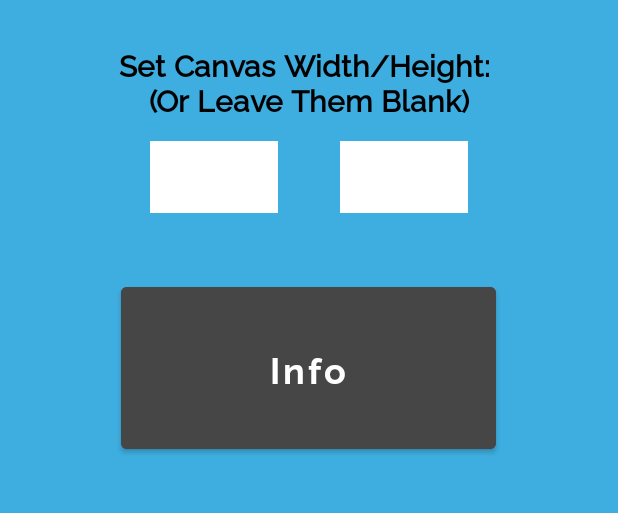
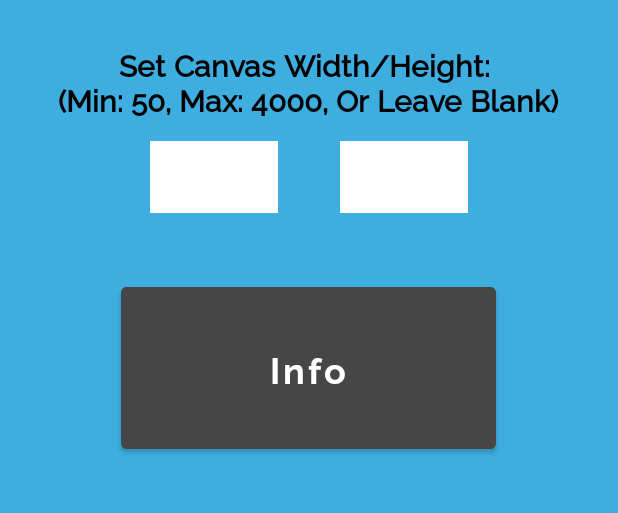
Before and after one commit to danielvnguyen/SketchApp, an Android app: the screen it shows after launch (MainMenu), on a phone screen of 412 x 824 dp, the part 594-1107 px from its top. Run offline under Robolectric (Android 15) with nearby library versions, the phone set to English and light mode, and no system bars; Roboto replaces fonts that are not available here.

Commit message:
adjusted strings; cleaned up code quality

```diff
--- a/app/src/main/java/com/example/sketchapp/model/Stroke.java
+++ b/app/src/main/java/com/example/sketchapp/model/Stroke.java
@@ -4,7 +4,8 @@ import android.graphics.Path;
 
 /**
  * This class handles the characteristics of the user's
- * paint brush strokes.
+ * paint brush strokes. Data includes stroke width,
+ * stroke colour, and if it is an eraser or not.
  */
 public class Stroke {
 
--- a/app/src/main/java/com/example/sketchapp/ui/MainMenu.java
+++ b/app/src/main/java/com/example/sketchapp/ui/MainMenu.java
@@ -34,7 +34,6 @@ public class MainMenu extends AppCompatActivity {
         setUpButtons();
     }
 
-    //Constraints: Not too big or small, not 1 empty. Need both empty or both filled.
     private boolean validateInput(TextView width, TextView height) {
         String widthString = width.getText().toString();
         String heightString = height.getText().toString();
--- a/app/src/main/java/com/example/sketchapp/ui/WelcomeScreen.java
+++ b/app/src/main/java/com/example/sketchapp/ui/WelcomeScreen.java
@@ -24,16 +24,11 @@ public class WelcomeScreen extends AppCompatActivity {
         if (getSupportActionBar() != null) getSupportActionBar().hide();
 
         setUpSkipBtn();
-        setUpAnimation();
 
         fadeIn(findViewById(R.id.welcome_screen_title));
         fadeIn(findViewById(R.id.welcome_screen_author));
         Handler loadingHandler = new Handler();
         loadingHandler.postDelayed(this::startMainMenu, 4000);
-    }
-
-    private void setUpAnimation() {
-
     }
 
     private void setUpSkipBtn() {
--- a/app/src/main/res/values/strings.xml
+++ b/app/src/main/res/values/strings.xml
@@ -13,7 +13,7 @@
     <string name="bucket">Paint Bucket</string>
     <string name="clear">Clear Screen</string>
     <string name="about_app_info">SketchApp is a sketching and/or drawing Android application.
-        The tools that you can use and interact with are buttons such as undo,
+        The tools that you can use and interact with are buttons such as undo, redo, zoom/drag,
         save, change stroke colour, change stroke size, erase, change canvas colour, resizing canvas,
         and clear the canvas. The application saves the drawing into the Gallery,
         where you can delete, edit, or save the drawing to your phone. Have fun sketching!
@@ -34,7 +34,7 @@
     <string name="redo">Redo</string>
     <string name="hide">Hide</string>
     <string name="show">Show</string>
-    <string name="choose_width_height">Set Canvas Width/Height: \n<br/>(Or Leave Them Blank)</string>
+    <string name="choose_width_height">Set Canvas Width/Height: \n<br/>(Min: 50, Max: 4000, Or Leave Blank)</string>
     <string name="zoom">Zoom</string>
     <string name="done">Done</string>
 </resources>
```
